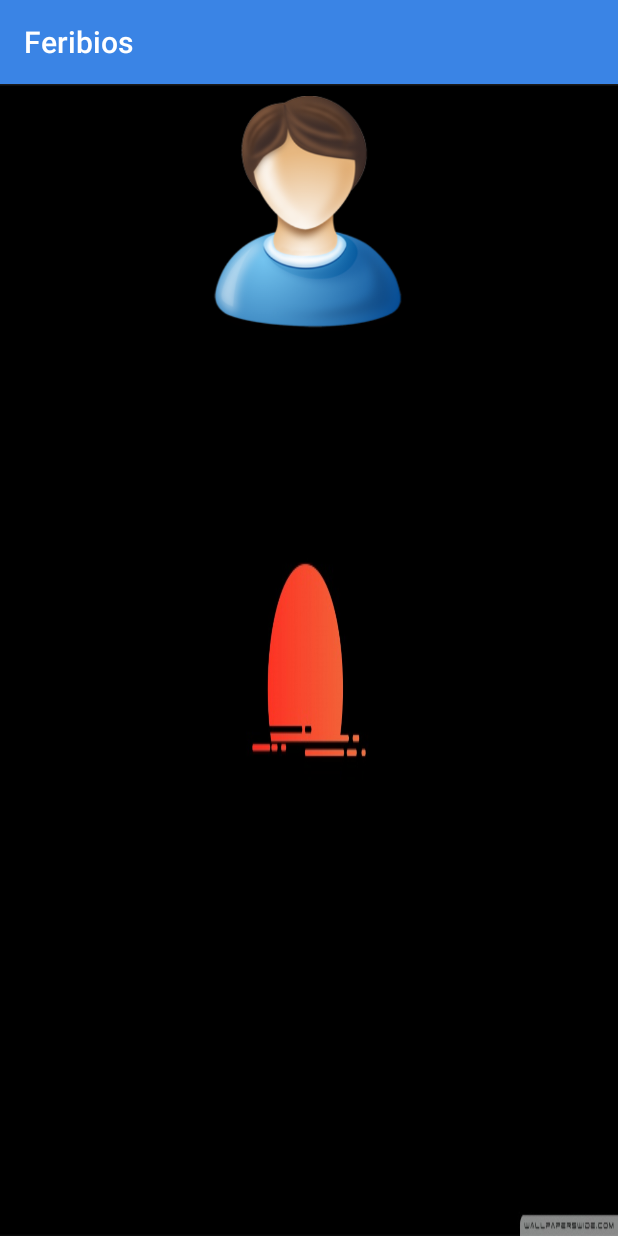
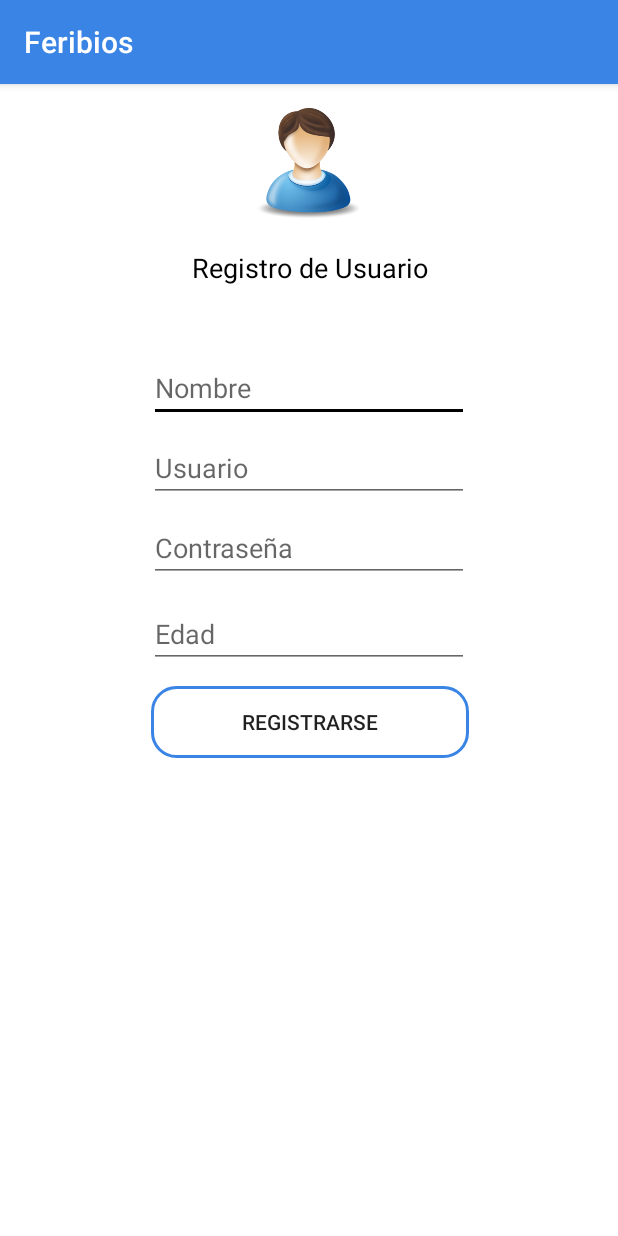
Before and after one commit to Alexhdz131/Proyecto_Feribios, an Android app: the Registro screen opened directly, with no data from a screen before it, on a phone screen of 412 x 824 dp. Run offline under Robolectric (Android 15) with nearby library versions, the phone set to English and light mode, and no system bars.

Commit message:
Activity registrarse creado

```diff
--- a/app/src/main/java/com/example/proyecto_feribios/MainActivity.java
+++ b/app/src/main/java/com/example/proyecto_feribios/MainActivity.java
@@ -52,4 +52,8 @@ public class MainActivity extends AppCompatActivity implements View.OnClickListe
         Intent intent = new Intent(Intent.ACTION_VIEW, uriUrl);
         startActivity(intent);
     }
+    public void Registro(View view) {
+        Intent registro = new Intent(this, Registro.class);
+        startActivity(registro);
+    }
 }
--- /dev/null
+++ b/app/src/main/res/color/colo1.xml
@@ -0,0 +1,4 @@
+<?xml version="1.0" encoding="utf-8"?>
+<selector xmlns:android="http://schemas.android.com/apk/res/android">
+
+</selector>
--- a/app/src/main/res/layout/activity_main.xml
+++ b/app/src/main/res/layout/activity_main.xml
@@ -72,6 +72,7 @@
         android:layout_marginTop="20dp"
         android:layout_marginEnd="8dp"
         android:background="@drawable/button_rounden_border"
+        android:onClick="Registro"
         android:text="Registrarse"
         android:textColor="@color/colorPrimary"
         app:layout_constraintEnd_toEndOf="parent"
--- a/app/src/main/res/layout/activity_registro.xml
+++ b/app/src/main/res/layout/activity_registro.xml
@@ -4,18 +4,104 @@
     xmlns:tools="http://schemas.android.com/tools"
     android:layout_width="match_parent"
     android:layout_height="match_parent"
-    android:background="@drawable/Fondo1"
+    android:background="@color/colordeletra"
     tools:context=".Registro">
 
     <ImageView
         android:id="@+id/imageView5"
-        android:layout_width="194dp"
-        android:layout_height="163dp"
+        android:layout_width="113dp"
+        android:layout_height="74dp"
         android:layout_marginStart="8dp"
-        android:layout_marginTop="8dp"
+        android:layout_marginTop="16dp"
         android:layout_marginEnd="8dp"
         app:layout_constraintEnd_toEndOf="parent"
         app:layout_constraintStart_toStartOf="parent"
         app:layout_constraintTop_toTopOf="parent"
         app:srcCompat="@drawable/perfil" />
+
+    <TextView
+        android:id="@+id/textView2"
+        android:layout_width="159dp"
+        android:layout_height="54dp"
+        android:layout_marginStart="8dp"
+        android:layout_marginTop="20dp"
+        android:layout_marginEnd="8dp"
+        android:text="Registro de Usuario"
+        android:textAlignment="center"
+        android:textColor="@color/colorAccent"
+        android:textSize="18sp"
+        app:layout_constraintEnd_toEndOf="parent"
+        app:layout_constraintStart_toStartOf="parent"
+        app:layout_constraintTop_toBottomOf="@+id/imageView5" />
+
+    <EditText
+        android:id="@+id/editText2"
+        android:layout_width="wrap_content"
+        android:layout_height="wrap_content"
+        android:layout_marginStart="8dp"
+        android:layout_marginTop="16dp"
+        android:layout_marginEnd="8dp"
+        android:ems="10"
+        android:hint="Nombre"
+        android:inputType="textPersonName"
+        android:textColor="@color/colordeletra"
+        app:layout_constraintEnd_toEndOf="parent"
+        app:layout_constraintStart_toStartOf="parent"
+        app:layout_constraintTop_toBottomOf="@+id/textView2" />
+
+    <EditText
+        android:id="@+id/editText4"
+        android:layout_width="wrap_content"
+        android:layout_height="wrap_content"
+        android:layout_marginStart="8dp"
+        android:layout_marginTop="8dp"
+        android:layout_marginEnd="8dp"
+        android:ems="10"
+        android:hint="Usuario"
+        android:inputType="textPersonName"
+        app:layout_constraintEnd_toEndOf="parent"
+        app:layout_constraintStart_toStartOf="parent"
+        app:layout_constraintTop_toBottomOf="@+id/editText2" />
+
+    <EditText
+        android:id="@+id/editText5"
+        android:layout_width="wrap_content"
+        android:layout_height="wrap_content"
+        android:layout_marginStart="8dp"
+        android:layout_marginTop="8dp"
+        android:layout_marginEnd="8dp"
+        android:ems="10"
+        android:hint="Contraseña"
+        android:inputType="textPersonName"
+        app:layout_constraintEnd_toEndOf="parent"
+        app:layout_constraintStart_toStartOf="parent"
+        app:layout_constraintTop_toBottomOf="@+id/editText4" />
+
+    <EditText
+        android:id="@+id/editText6"
+        android:layout_width="wrap_content"
+        android:layout_height="wrap_content"
+        android:layout_marginStart="8dp"
+        android:layout_marginTop="12dp"
+        android:layout_marginEnd="8dp"
+        android:ems="10"
+        android:hint="Edad"
+        android:inputType="textPersonName"
+        app:layout_constraintEnd_toEndOf="parent"
+        app:layout_constraintStart_toStartOf="parent"
+        app:layout_constraintTop_toBottomOf="@+id/editText5" />
+
+    <Button
+        android:id="@+id/button10"
+        android:layout_width="212dp"
+        android:layout_height="wrap_content"
+        android:layout_marginStart="8dp"
+        android:layout_marginTop="12dp"
+        android:layout_marginEnd="8dp"
+        android:background="@drawable/button_rounden_border"
+        android:text="Registrarse"
+        app:layout_constraintEnd_toEndOf="parent"
+        app:layout_constraintHorizontal_bias="0.502"
+        app:layout_constraintStart_toStartOf="parent"
+        app:layout_constraintTop_toBottomOf="@+id/editText6" />
 </android.support.constraint.ConstraintLayout>
```
Also changed, not shown: app/src/main/res/drawable/Fondo1.jpg (deleted).
